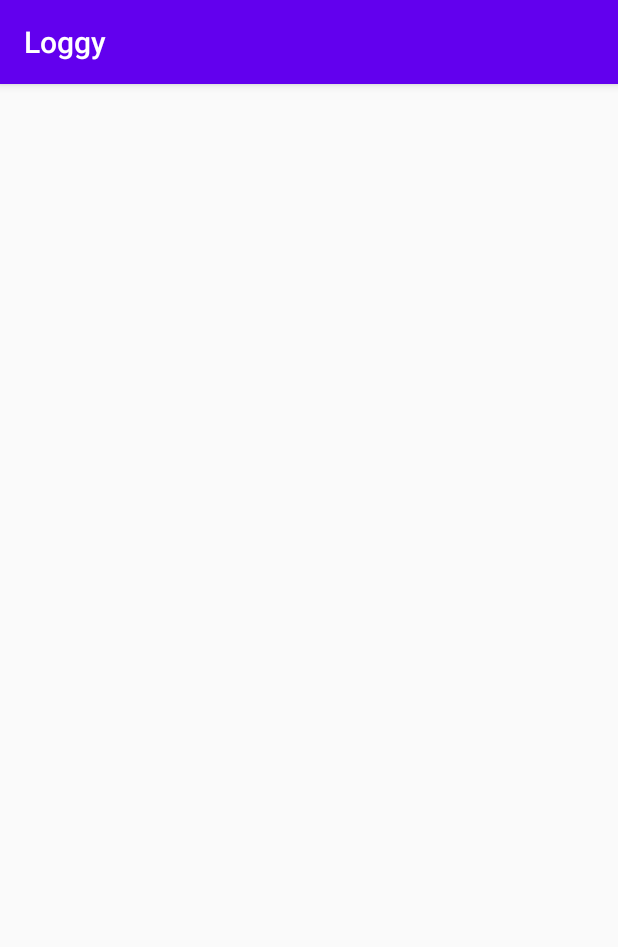
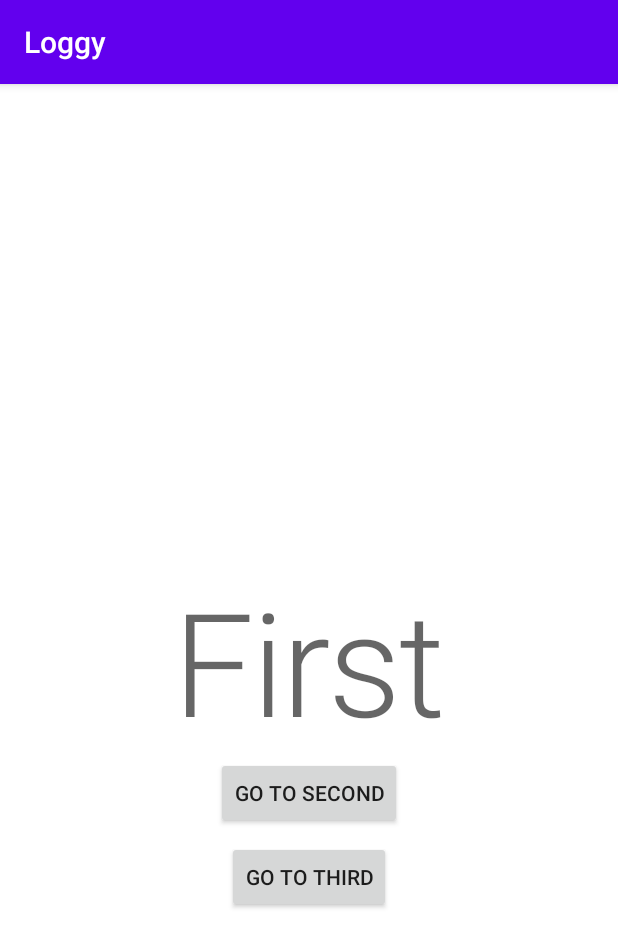
Before and after one commit to loggysh/loggy-android, an Android app: the screen it shows after launch (MainActivity), on a phone screen of 412 x 824 dp. Shown: the top 947 px of the screen. Run offline under Robolectric (Android 15) with nearby library versions, the phone set to English and light mode, and no system bars; our stand-ins replace Timber; libraries missing offline, so code that uses them is left out: io.grpc; 3 statements that could not run were skipped.

Commit message:
add ui fragments

```diff
--- a/app/src/main/java/com/xyz/loggy/MainActivity.kt
+++ b/app/src/main/java/com/xyz/loggy/MainActivity.kt
@@ -2,13 +2,18 @@ package com.xyz.loggy
 
 import android.os.Bundle
 import android.view.LayoutInflater
+import androidx.activity.viewModels
 import androidx.appcompat.app.AppCompatActivity
+import androidx.core.view.isVisible
 import com.xyz.loggy.databinding.ActivityMainBinding
+import com.xyz.loggy.ui.MainViewModel
+import com.xyz.loggy.ui.ViewIntention
 import timber.log.Timber
 import kotlin.concurrent.fixedRateTimer
 
 class MainActivity : AppCompatActivity() {
 
+    private val viewModel: MainViewModel by viewModels()
     lateinit var binding: ActivityMainBinding
 
     override fun onCreate(savedInstanceState: Bundle?) {
@@ -16,6 +21,12 @@ class MainActivity : AppCompatActivity() {
 
         binding = ActivityMainBinding.inflate(LayoutInflater.from(this))
         setContentView(binding.root)
+
+        viewModel.intentions.observe(this, {
+            binding.firstFragmentContainer.isVisible = it == ViewIntention.GoToFirst
+            binding.secondFragmentContainer.isVisible = it == ViewIntention.GoToSecond
+            binding.thirdFragmentContainer.isVisible = it == ViewIntention.GoToThird
+        })
 
         fixedRateTimer("hello", false, 0, 1000) {
             sendMessage()
@@ -25,4 +36,5 @@ class MainActivity : AppCompatActivity() {
     private fun sendMessage() {
         Timber.d("Hello world!!")
     }
+
 }
--- /dev/null
+++ b/app/src/main/java/com/xyz/loggy/ui/FirstFragment.kt
@@ -0,0 +1,29 @@
+package com.xyz.loggy.ui
+
+import android.os.Bundle
+import android.view.View
+import androidx.fragment.app.Fragment
+import androidx.fragment.app.activityViewModels
+import com.xyz.loggy.R
+import com.xyz.loggy.databinding.MainFirstFragmentBinding
+
+class FirstFragment : Fragment(R.layout.main_first_fragment) {
+
+    private val viewModel: MainViewModel by activityViewModels()
+    private lateinit var binding: MainFirstFragmentBinding
+
+    override fun onViewCreated(view: View, savedInstanceState: Bundle?) {
+        super.onViewCreated(view, savedInstanceState)
+        binding = MainFirstFragmentBinding.bind(view)
+
+        with(binding) {
+            buttonGoToSecond.setOnClickListener {
+                viewModel.interpret(ViewIntention.GoToSecond)
+            }
+
+            buttonGoToThird.setOnClickListener {
+                viewModel.interpret(ViewIntention.GoToThird)
+            }
+        }
+    }
+}
--- /dev/null
+++ b/app/src/main/java/com/xyz/loggy/ui/MainViewModel.kt
@@ -0,0 +1,19 @@
+package com.xyz.loggy.ui
+
+import androidx.lifecycle.MutableLiveData
+import androidx.lifecycle.ViewModel
+
+sealed class ViewIntention {
+    object GoToFirst : ViewIntention()
+    object GoToSecond : ViewIntention()
+    object GoToThird : ViewIntention()
+}
+
+class MainViewModel : ViewModel() {
+
+    val intentions = MutableLiveData<ViewIntention>()
+
+    fun interpret(intention: ViewIntention) {
+        intentions.value = intention
+    }
+}
--- /dev/null
+++ b/app/src/main/java/com/xyz/loggy/ui/SecondFragment.kt
@@ -0,0 +1,29 @@
+package com.xyz.loggy.ui
+
+import android.os.Bundle
+import android.view.View
+import androidx.fragment.app.Fragment
+import androidx.fragment.app.activityViewModels
+import com.xyz.loggy.R
+import com.xyz.loggy.databinding.MainSecondFragmentBinding
+
+class SecondFragment : Fragment(R.layout.main_second_fragment) {
+
+    private val viewModel: MainViewModel by activityViewModels()
+    private lateinit var binding: MainSecondFragmentBinding
+
+    override fun onViewCreated(view: View, savedInstanceState: Bundle?) {
+        super.onViewCreated(view, savedInstanceState)
+        binding = MainSecondFragmentBinding.bind(view)
+
+        with(binding) {
+            buttonGoToFirst.setOnClickListener {
+                viewModel.interpret(ViewIntention.GoToFirst)
+            }
+
+            buttonGoToThird.setOnClickListener {
+                viewModel.interpret(ViewIntention.GoToThird)
+            }
+        }
+    }
+}
--- /dev/null
+++ b/app/src/main/java/com/xyz/loggy/ui/ThirdFragment.kt
@@ -0,0 +1,29 @@
+package com.xyz.loggy.ui
+
+import android.os.Bundle
+import android.view.View
+import androidx.fragment.app.Fragment
+import androidx.fragment.app.activityViewModels
+import com.xyz.loggy.R
+import com.xyz.loggy.databinding.MainThirdFragmentBinding
+
+class ThirdFragment : Fragment(R.layout.main_third_fragment) {
+
+    private val viewModel: MainViewModel by activityViewModels()
+    private lateinit var binding: MainThirdFragmentBinding
+
+    override fun onViewCreated(view: View, savedInstanceState: Bundle?) {
+        super.onViewCreated(view, savedInstanceState)
+        binding = MainThirdFragmentBinding.bind(view)
+
+        with(binding) {
+            buttonGoToSecond.setOnClickListener {
+                viewModel.interpret(ViewIntention.GoToSecond)
+            }
+
+            buttonGoToFirst.setOnClickListener {
+                viewModel.interpret(ViewIntention.GoToFirst)
+            }
+        }
+    }
+}
--- a/app/src/main/res/layout/activity_main.xml
+++ b/app/src/main/res/layout/activity_main.xml
@@ -6,13 +6,43 @@
     android:layout_height="match_parent"
     tools:context=".MainActivity">
 
-    <TextView
-        android:layout_width="wrap_content"
-        android:layout_height="wrap_content"
-        android:text="Hello World!"
+    <androidx.fragment.app.FragmentContainerView
+        android:id="@+id/firstFragmentContainer"
+        android:name="com.xyz.loggy.ui.FirstFragment"
+        android:layout_width="match_parent"
+        android:layout_height="match_parent"
+        android:tag="@string/first"
+        android:background="#FFFFFF"
         app:layout_constraintBottom_toBottomOf="parent"
-        app:layout_constraintLeft_toLeftOf="parent"
-        app:layout_constraintRight_toRightOf="parent"
+        app:layout_constraintEnd_toEndOf="parent"
+        app:layout_constraintStart_toStartOf="parent"
+        app:layout_constraintTop_toTopOf="parent" />
+
+    <androidx.fragment.app.FragmentContainerView
+        android:id="@+id/secondFragmentContainer"
+        android:name="com.xyz.loggy.ui.SecondFragment"
+        android:layout_width="match_parent"
+        android:layout_height="match_parent"
+        android:visibility="gone"
+        android:background="#FFFFFF"
+        android:tag="@string/second"
+        app:layout_constraintBottom_toBottomOf="parent"
+        app:layout_constraintEnd_toEndOf="parent"
+        app:layout_constraintStart_toStartOf="parent"
+        app:layout_constraintTop_toTopOf="parent" />
+
+
+    <androidx.fragment.app.FragmentContainerView
+        android:id="@+id/thirdFragmentContainer"
+        android:name="com.xyz.loggy.ui.ThirdFragment"
+        android:layout_width="match_parent"
+        android:layout_height="match_parent"
+        android:background="#FFFFFF"
+        android:tag="@string/third"
+        android:visibility="gone"
+        app:layout_constraintBottom_toBottomOf="parent"
+        app:layout_constraintEnd_toEndOf="parent"
+        app:layout_constraintStart_toStartOf="parent"
         app:layout_constraintTop_toTopOf="parent" />
 
 </androidx.constraintlayout.widget.ConstraintLayout>
--- /dev/null
+++ b/app/src/main/res/layout/main_first_fragment.xml
@@ -0,0 +1,37 @@
+<?xml version="1.0" encoding="utf-8"?>
+<androidx.constraintlayout.widget.ConstraintLayout xmlns:android="http://schemas.android.com/apk/res/android"
+    xmlns:app="http://schemas.android.com/apk/res-auto"
+    android:layout_width="match_parent"
+    android:layout_height="match_parent">
+
+    <TextView
+        android:id="@+id/title"
+        android:layout_width="wrap_content"
+        android:layout_height="wrap_content"
+        android:text="@string/first"
+        android:textAppearance="@style/TextAppearance.MaterialComponents.Headline1"
+        app:layout_constraintBottom_toBottomOf="parent"
+        app:layout_constraintEnd_toEndOf="parent"
+        app:layout_constraintStart_toStartOf="parent"
+        app:layout_constraintTop_toTopOf="parent" />
+
+    <Button
+        android:id="@+id/buttonGoToSecond"
+        android:layout_width="wrap_content"
+        android:layout_height="wrap_content"
+        android:text="@string/go_to_second"
+        app:layout_constraintEnd_toEndOf="@id/title"
+        app:layout_constraintStart_toStartOf="@id/title"
+        app:layout_constraintTop_toBottomOf="@id/title" />
+
+    <Button
+        android:id="@+id/buttonGoToThird"
+        android:layout_width="wrap_content"
+        android:layout_height="wrap_content"
+        android:layout_marginTop="8dp"
+        android:text="@string/go_to_third"
+        app:layout_constraintEnd_toEndOf="@id/title"
+        app:layout_constraintStart_toStartOf="@id/title"
+        app:layout_constraintTop_toBottomOf="@id/buttonGoToSecond" />
+
+</androidx.constraintlayout.widget.ConstraintLayout>
--- a/app/src/main/res/values/strings.xml
+++ b/app/src/main/res/values/strings.xml
@@ -1,3 +1,9 @@
 <resources>
     <string name="app_name">Loggy</string>
+    <string name="first">First</string>
+    <string name="third">Third</string>
+    <string name="second">Second</string>
+    <string name="go_to_second">Go to Second</string>
+    <string name="go_to_third">Go to Third</string>
+    <string name="go_to_first">Go to First</string>
 </resources>
```
Also changed, not shown: app/src/main/java/com/xyz/loggy/MainApplication.kt (+15 -16 lines), app/src/main/res/layout/main_second_fragment.xml (added, +38 -0 lines), app/src/main/res/layout/main_third_fragment.xml (added, +37 -0 lines).
